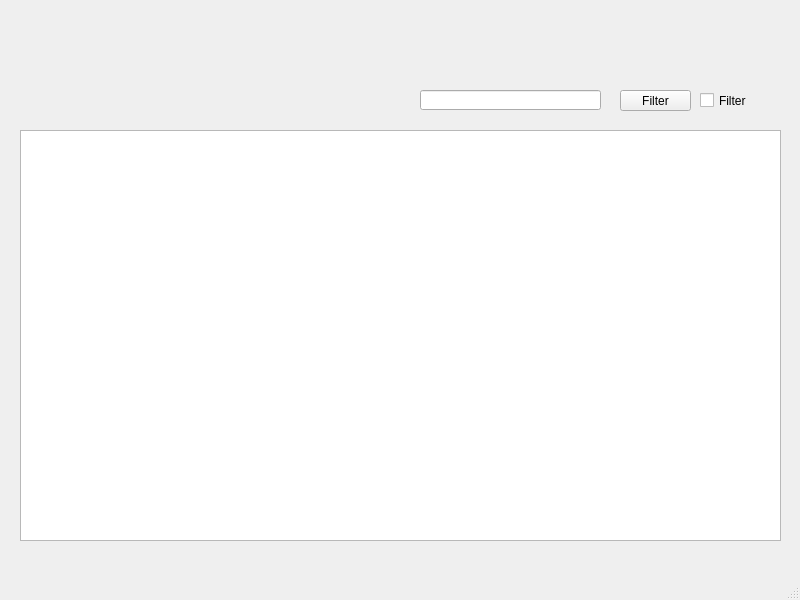
lovexyn0827/Homeworks, file mainwindow.ui: the form before one commit.
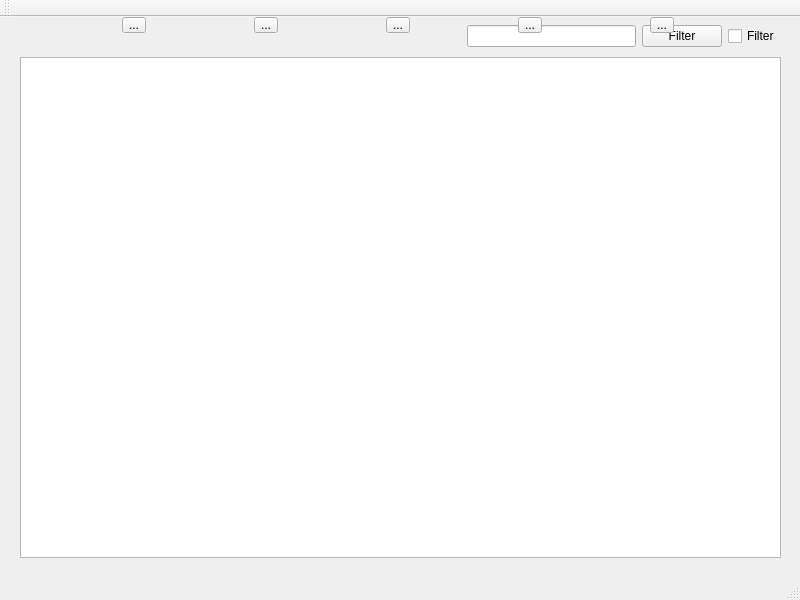
The form after the commit. Icons and pictures are not drawn.

Diff of the .ui file:
```diff
--- a/mainwindow.ui
+++ b/mainwindow.ui
@@ -24,47 +24,159 @@
     <property name="geometry">
      <rect>
       <x>20</x>
-      <y>130</y>
+      <y>40</y>
       <width>761</width>
-      <height>411</height>
+      <height>501</height>
      </rect>
     </property>
    </widget>
-   <widget class="QLineEdit" name="filterKeyInput">
+   <widget class="QWidget" name="horizontalLayoutWidget">
     <property name="geometry">
      <rect>
-      <x>420</x>
-      <y>90</y>
-      <width>181</width>
-      <height>20</height>
+      <x>19</x>
+      <y>-1</y>
+      <width>761</width>
+      <height>41</height>
      </rect>
     </property>
+    <layout class="QHBoxLayout" name="horizontalLayout">
+     <item>
+      <spacer name="horizontalSpacer">
+       <property name="orientation">
+        <enum>Qt::Orientation::Horizontal</enum>
+       </property>
+       <property name="sizeHint" stdset="0">
+        <size>
+         <width>448</width>
+         <height>20</height>
+        </size>
+       </property>
+      </spacer>
+     </item>
+     <item>
+      <widget class="QLineEdit" name="filterKeyInput"/>
+     </item>
+     <item>
+      <widget class="QPushButton" name="filterBtn">
+       <property name="text">
+        <string>Filter</string>
+       </property>
+       <property name="icon">
+        <iconset resource="res.qrc">
+         <normaloff>:/lovexyn0827/personnel/res/icon/search3.ico</normaloff>:/lovexyn0827/personnel/res/icon/search3.ico</iconset>
+       </property>
+      </widget>
+     </item>
+     <item>
+      <widget class="QCheckBox" name="filterEnabled">
+       <property name="text">
+        <string>Filter</string>
+       </property>
+      </widget>
+     </item>
+    </layout>
    </widget>
-   <widget class="QPushButton" name="filterBtn">
+   <widget class="QWidget" name="horizontalLayoutWidget_2">
     <property name="geometry">
      <rect>
-      <x>620</x>
-      <y>90</y>
-      <width>71</width>
-      <height>21</height>
+      <x>20</x>
+      <y>0</y>
+      <width>761</width>
+      <height>16</height>
      </rect>
     </property>
-    <property name="text">
-     <string>Filter</string>
-    </property>
-   </widget>
-   <widget class="QCheckBox" name="filterEnabled">
-    <property name="geometry">
-     <rect>
-      <x>700</x>
-      <y>90</y>
-      <width>71</width>
-      <height>21</height>
-     </rect>
-    </property>
-    <property name="text">
-     <string>Filter</string>
-    </property>
+    <layout class="QHBoxLayout" name="horizontalLayout_2">
+     <item>
+      <widget class="QToolButton" name="addBtn">
+       <property name="text">
+        <string>...</string>
+       </property>
+       <property name="icon">
+        <iconset resource="res.qrc">
+         <normaloff>:/lovexyn0827/personnel/res/icon/add.png</normaloff>:/lovexyn0827/personnel/res/icon/add.png</iconset>
+       </property>
+       <property name="iconSize">
+        <size>
+         <width>48</width>
+         <height>48</height>
+        </size>
+       </property>
+      </widget>
+     </item>
+     <item>
+      <widget class="QToolButton" name="deleteBtn">
+       <property name="text">
+        <string>...</string>
+       </property>
+       <property name="icon">
+        <iconset resource="res.qrc">
+         <normaloff>:/lovexyn0827/personnel/res/icon/delete.png</normaloff>:/lovexyn0827/personnel/res/icon/delete.png</iconset>
+       </property>
+       <property name="iconSize">
+        <size>
+         <width>48</width>
+         <height>48</height>
+        </size>
+       </property>
+      </widget>
+     </item>
+     <item>
+      <widget class="QToolButton" name="editBtn">
+       <property name="text">
+        <string>...</string>
+       </property>
+       <property name="icon">
+        <iconset resource="res.qrc">
+         <normaloff>:/lovexyn0827/personnel/res/icon/modify.png</normaloff>:/lovexyn0827/personnel/res/icon/modify.png</iconset>
+       </property>
+       <property name="iconSize">
+        <size>
+         <width>48</width>
+         <height>48</height>
+        </size>
+       </property>
+      </widget>
+     </item>
+     <item>
+      <widget class="QToolButton" name="undoBtn">
+       <property name="text">
+        <string>...</string>
+       </property>
+       <property name="icon">
+        <iconset resource="res.qrc">
+         <normaloff>:/lovexyn0827/personnel/res/icon/undo.png</normaloff>:/lovexyn0827/personnel/res/icon/undo.png</iconset>
+       </property>
+       <property name="iconSize">
+        <size>
+         <width>48</width>
+         <height>48</height>
+        </size>
+       </property>
+      </widget>
+     </item>
+     <item>
+      <widget class="QToolButton" name="redoBtn">
+       <property name="text">
+        <string>...</string>
+       </property>
+       <property name="icon">
+        <iconset resource="res.qrc">
+         <normaloff>:/lovexyn0827/personnel/res/icon/redo.png</normaloff>:/lovexyn0827/personnel/res/icon/redo.png</iconset>
+       </property>
+       <property name="iconSize">
+        <size>
+         <width>48</width>
+         <height>48</height>
+        </size>
+       </property>
+      </widget>
+     </item>
+    </layout>
+    <zorder>redoBtn</zorder>
+    <zorder>undoBtn</zorder>
+    <zorder>editBtn</zorder>
+    <zorder>addBtn</zorder>
+    <zorder>deleteBtn</zorder>
    </widget>
   </widget>
   <widget class="QMenuBar" name="menubar">
@@ -78,6 +190,23 @@
    </property>
   </widget>
   <widget class="QStatusBar" name="statusbar"/>
+  <widget class="QToolBar" name="toolBar">
+   <property name="sizePolicy">
+    <sizepolicy hsizetype="Preferred" vsizetype="Expanding">
+     <horstretch>0</horstretch>
+     <verstretch>0</verstretch>
+    </sizepolicy>
+   </property>
+   <property name="windowTitle">
+    <string>toolBar</string>
+   </property>
+   <attribute name="toolBarArea">
+    <enum>TopToolBarArea</enum>
+   </attribute>
+   <attribute name="toolBarBreak">
+    <bool>false</bool>
+   </attribute>
+  </widget>
  </widget>
  <resources/>
  <connections/>
```
Left out of the diff: 4 changed lines with no effect on the pictures.
